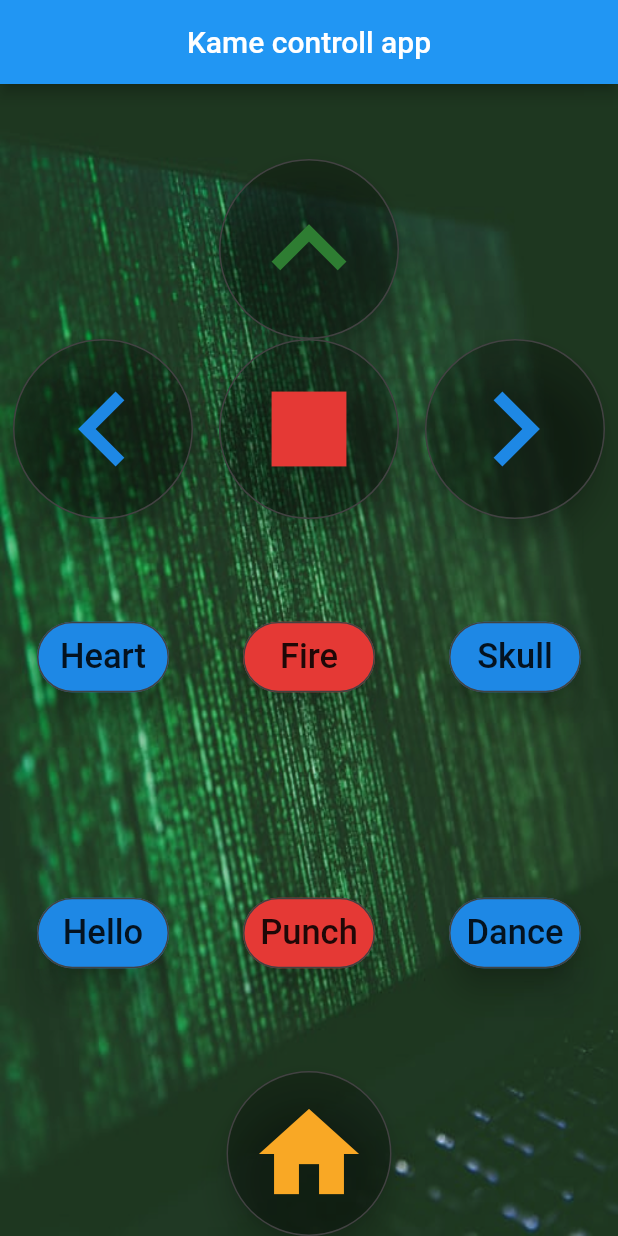
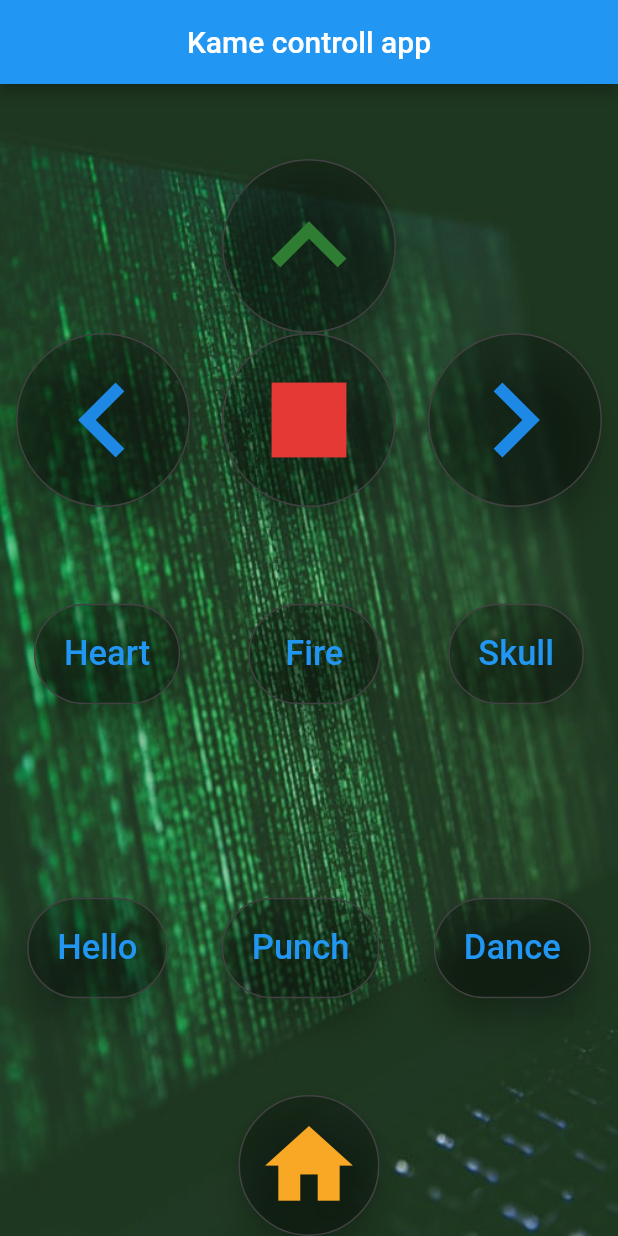
Before and after one commit to Luqapo/Kame-UI, a Flutter app: the screen it shows after launch, on a phone screen of 412 x 824 dp. Run offline on Flutter 3.47's test engine with Material 2 defaults, Android fonts, the phone set to English and light mode, and no system bars.

Commit message:
raised buttons new styles

```diff
--- a/lib/main.dart
+++ b/lib/main.dart
@@ -56,10 +56,10 @@ class _MyHomePageState extends State<MyHomePage> {
         backgroundColor: Colors.blue[500],
       ),
       body: Container(
-        padding: EdgeInsets.only(top: 50.0),
+        padding: const EdgeInsets.only(top: 50.0),
         decoration: BoxDecoration(
           image: DecorationImage(
-            image: AssetImage('assets/images/background_1.jpeg'),
+            image: const AssetImage('assets/images/background_1.jpeg'),
             colorFilter: ColorFilter.mode(
               Colors.green.withOpacity(0.7),
               BlendMode.softLight,
@@ -76,7 +76,7 @@ class _MyHomePageState extends State<MyHomePage> {
               children: <Widget>[
                 RaisedButton(
                   onPressed: () => _sendMessage('1+'),
-                  padding: EdgeInsets.all(10.0),
+                  padding: const EdgeInsets.all(8.0),
                   elevation:9.0,
                   shape: CircleBorder(
                     side: BorderSide(
@@ -97,7 +97,7 @@ class _MyHomePageState extends State<MyHomePage> {
               children: <Widget>[
                 RaisedButton(
                   onPressed: () => _sendMessage('3+'),
-                  padding: EdgeInsets.all(10.0),
+                  padding: const EdgeInsets.all(8.0),
                   elevation:9.0,
                   shape: CircleBorder(
                     side: BorderSide(color: Colors.grey[800]),
@@ -111,7 +111,7 @@ class _MyHomePageState extends State<MyHomePage> {
                 ),
                 RaisedButton(
                   onPressed: () => _sendMessage('5+'),
-                  padding: EdgeInsets.all(10.0),
+                  padding: const EdgeInsets.all(8.0),
                   elevation:9.0,
                   shape: CircleBorder(
                     side: BorderSide(
@@ -127,7 +127,7 @@ class _MyHomePageState extends State<MyHomePage> {
                 ),
                 RaisedButton(
                   onPressed: () => _sendMessage('4+'),
-                  padding: EdgeInsets.all(10.0),
+                  padding: const EdgeInsets.all(8.0),
                   elevation:9.0,
                   shape: CircleBorder(
                     side: BorderSide(
@@ -148,42 +148,60 @@ class _MyHomePageState extends State<MyHomePage> {
               children: <Widget>[
                 RaisedButton(
                   onPressed: () => _sendMessage('6+'),
-                  padding: EdgeInsets.all(10.0),
+                  padding: const EdgeInsets.all(20.0),
                   elevation:9.0,
                   shape: RoundedRectangleBorder(
-                    borderRadius: BorderRadius.circular(25),
+                    borderRadius: BorderRadius.circular(45),
                     side: BorderSide(
                       color: Colors.grey[800],
                     ),
                   ),
-                  child: Text('Heart', style: TextStyle(fontSize: 23),),
-                  color: Colors.blue[600],
+                  child: Text(
+                    'Heart',
+                    style: TextStyle(
+                      fontSize: 23,
+                      color: Colors.blue,
+                      ),
+                    ),
+                  color: Colors.black.withOpacity(0.25),
                   ),
                 RaisedButton(
                   onPressed: () => _sendMessage('7+'),
-                  padding: EdgeInsets.all(10.0),
+                  padding: const EdgeInsets.all(20.0),
                   elevation:9.0,
                   shape: RoundedRectangleBorder(
-                    borderRadius: BorderRadius.circular(25),
+                    borderRadius: BorderRadius.circular(45),
                     side: BorderSide(
                       color: Colors.grey[800],
                     ),
                   ),
-                  child: Text('Fire', style: TextStyle(fontSize: 23),),
-                  color: Colors.red[600],
+                  child: Text(
+                    'Fire',
+                    style: TextStyle(
+                      fontSize: 23,
+                      color: Colors.blue,
+                      ),
+                    ),
+                  color: Colors.black.withOpacity(0.25),
                 ),
                 RaisedButton(
                   onPressed: () => _sendMessage('8+'),
-                  padding: EdgeInsets.all(10.0),
+                  padding: const EdgeInsets.all(20.0),
                   elevation:9.0,
                   shape: RoundedRectangleBorder(
-                    borderRadius: BorderRadius.circular(25),
+                    borderRadius: BorderRadius.circular(45),
                     side: BorderSide(
                       color: Colors.grey[800],
                     ),
                   ),
-                  child: Text('Skull', style: TextStyle(fontSize: 23),),
-                  color: Colors.blue[600],
+                  child: Text(
+                    'Skull',
+                    style: TextStyle(
+                      fontSize: 23,
+                      color: Colors.blue,
+                      ),
+                    ),
+                  color: Colors.black.withOpacity(0.25),
                   ),
               ],
             )),
@@ -192,42 +210,60 @@ class _MyHomePageState extends State<MyHomePage> {
               children: <Widget>[
                 RaisedButton(
                   onPressed: () => _sendMessage('9+'),
-                  padding: EdgeInsets.all(10.0),
+                  padding: const EdgeInsets.all(20.0),
                   elevation:9.0,
                   shape: RoundedRectangleBorder(
-                    borderRadius: BorderRadius.circular(25),
+                    borderRadius: BorderRadius.circular(45),
                     side: BorderSide(
                       color: Colors.grey[800],
                     ),
                   ),
-                  child: Text('Hello', style: TextStyle(fontSize: 23),),
-                  color: Colors.blue[600],
+                  child: Text(
+                    'Hello',
+                    style: TextStyle(
+                      fontSize: 23,
+                      color: Colors.blue,
+                      ),
+                    ),
+                  color: Colors.black.withOpacity(0.25),
                   ),
                 RaisedButton(
                   onPressed: () => _sendMessage('10+'),
-                  padding: EdgeInsets.all(10.0),
+                  padding: const EdgeInsets.all(20.0),
                   elevation:9.0,
                   shape: RoundedRectangleBorder(
-                    borderRadius: BorderRadius.circular(25),
+                    borderRadius: BorderRadius.circular(45),
                     side: BorderSide(
                       color: Colors.grey[800],
                     ),
                   ),
-                  child: Text('Punch', style: TextStyle(fontSize: 23),),
-                  color: Colors.red[600],
+                  child: Text(
+                    'Punch',
+                    style: TextStyle(
+                      fontSize: 23,
+                      color: Colors.blue,
+                      ),
+                    ),
+                  color: Colors.black.withOpacity(0.25),
                 ),
                 RaisedButton(
                   onPressed: () => _sendMessage('11+'),
-                  padding: EdgeInsets.all(10.0),
+                  padding: const EdgeInsets.all(20.0),
                   elevation:9.0,
                   shape: RoundedRectangleBorder(
-                    borderRadius: BorderRadius.circular(25),
+                    borderRadius: BorderRadius.circular(45),
                     side: BorderSide(
                       color: Colors.grey[800],
                       ),
                 ),
-                  child: Text('Dance', style: TextStyle(fontSize: 23),),
-                  color: Colors.blue[600],
+                  child: Text(
+                    'Dance',
+                    style: TextStyle(
+                      fontSize: 23, color:
+                      Colors.blue,
+                      ),
+                    ),
+                  color: Colors.black.withOpacity(0.25),
                   ),
               ],
             )),
@@ -237,7 +273,7 @@ class _MyHomePageState extends State<MyHomePage> {
               children: <Widget>[
                 RaisedButton(
                   onPressed: () => _sendMessage('15+'),
-                  padding: EdgeInsets.all(15.0),
+                  padding: const EdgeInsets.all(12.0),
                   elevation:9.0,
                   shape: CircleBorder(
                     side: BorderSide(
@@ -246,7 +282,7 @@ class _MyHomePageState extends State<MyHomePage> {
                     ),
                   child: Icon(
                       Icons.home,
-                      size:80,
+                      size:70,
                       color: Colors.yellow[800],
                   ),
                   color: Colors.black.withOpacity(0.25),
```
